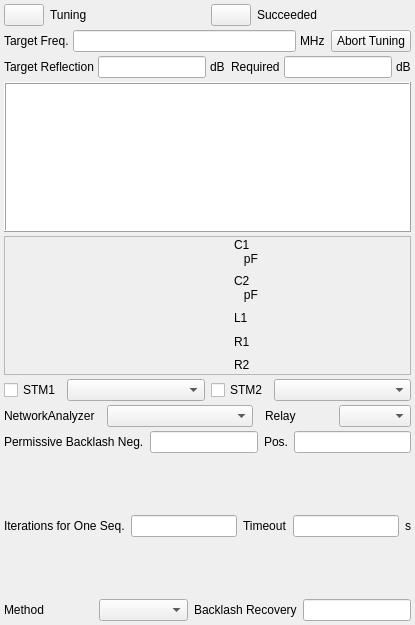
Qt form modules/nmr/autolctunerform.ui (northriv/KAME) before a commit.
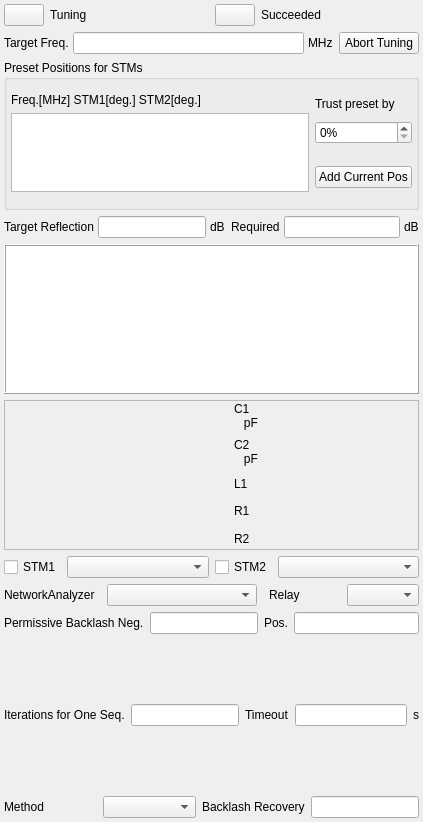
The same form after that commit. Icons and pictures are not drawn.

Commit message: Autotuner: may use preset positions before tuning Better color on editing in dark mode

```diff
--- a/modules/nmr/autolctunerform.ui
+++ b/modules/nmr/autolctunerform.ui
@@ -6,18 +6,15 @@
    <rect>
     <x>0</x>
     <y>0</y>
-    <width>415</width>
-    <height>625</height>
+    <width>423</width>
+    <height>822</height>
    </rect>
   </property>
   <property name="windowTitle">
    <string>LC Circuit Automatic Tuner</string>
   </property>
   <widget class="QWidget" name="widget">
-   <layout class="QVBoxLayout" name="verticalLayout">
-    <property name="spacing">
-     <number>4</number>
-    </property>
+   <layout class="QVBoxLayout" name="verticalLayout_4">
     <property name="leftMargin">
      <number>4</number>
     </property>
@@ -147,6 +144,93 @@
       </item>
      </layout>
     </item>
+    <item>
+     <widget class="QGroupBox" name="groupBox">
+      <property name="title">
+       <string>Preset Positions for STMs</string>
+      </property>
+      <layout class="QGridLayout" name="gridLayout">
+       <property name="leftMargin">
+        <number>4</number>
+       </property>
+       <property name="topMargin">
+        <number>4</number>
+       </property>
+       <property name="rightMargin">
+        <number>4</number>
+       </property>
+       <property name="bottomMargin">
+        <number>4</number>
+       </property>
+       <item row="0" column="0" rowspan="2">
+        <layout class="QVBoxLayout" name="verticalLayout">
+         <item>
+          <widget class="QLabel" name="textLabel20_10">
+           <property name="sizePolicy">
+            <sizepolicy hsizetype="Preferred" vsizetype="Fixed">
+             <horstretch>0</horstretch>
+             <verstretch>0</verstretch>
+            </sizepolicy>
+           </property>
+           <property name="text">
+            <string>Freq.[MHz] STM1[deg.] STM2[deg.]</string>
+           </property>
+           <property name="wordWrap">
+            <bool>false</bool>
+           </property>
+          </widget>
+         </item>
+         <item>
+          <widget class="QTextEdit" name="m_txtDescPresetAngles"/>
+         </item>
+        </layout>
+       </item>
+       <item row="0" column="1">
+        <layout class="QVBoxLayout" name="verticalLayout_3">
+         <item>
+          <widget class="QLabel" name="textLabel20_11">
+           <property name="sizePolicy">
+            <sizepolicy hsizetype="Preferred" vsizetype="Fixed">
+             <horstretch>0</horstretch>
+             <verstretch>0</verstretch>
+            </sizepolicy>
+           </property>
+           <property name="text">
+            <string>Trust preset by</string>
+           </property>
+           <property name="wordWrap">
+            <bool>false</bool>
+           </property>
+          </widget>
+         </item>
+         <item>
+          <widget class="QDoubleSpinBox" name="m_dblTrustPresetAnglesInPercent">
+           <property name="suffix">
+            <string>%</string>
+           </property>
+           <property name="decimals">
+            <number>0</number>
+           </property>
+           <property name="maximum">
+            <double>100.000000000000000</double>
+           </property>
+           <property name="singleStep">
+            <double>10.000000000000000</double>
+           </property>
+          </widget>
+         </item>
+        </layout>
+       </item>
+       <item row="1" column="1">
+        <widget class="QPushButton" name="m_btnAddPresetAngles">
+         <property name="text">
+          <string>Add Current Pos</string>
+         </property>
+        </widget>
+       </item>
+      </layout>
+     </widget>
+    </item>
     <item>
      <layout class="QHBoxLayout" name="horizontalLayout_11">
       <item>
```
Left out of the diff: 6 changed lines with no effect on the pictures. The commit also changes 3 other files.
